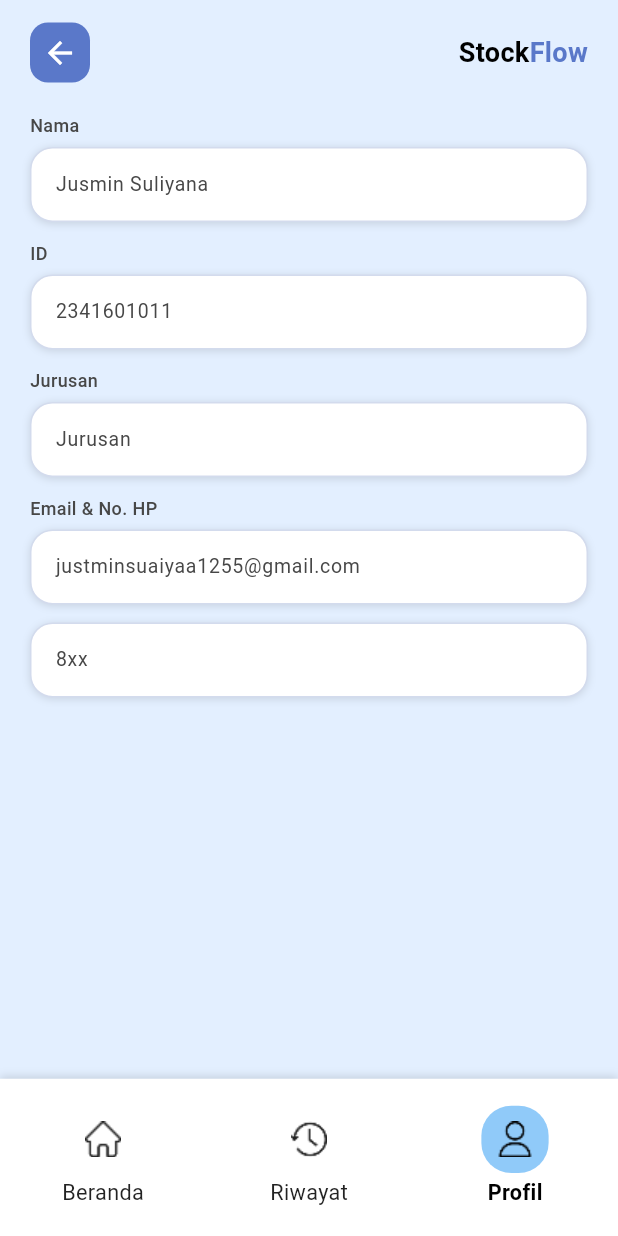
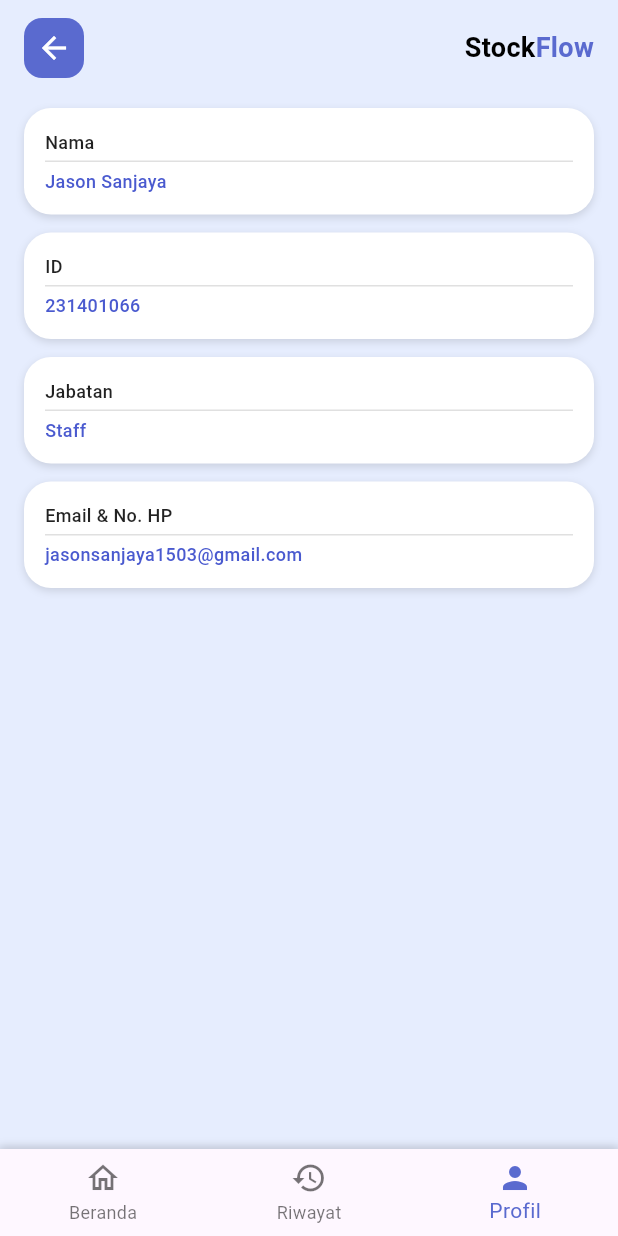
Before and after one commit to OrionZ12/StockFlow-tubes, a Flutter app: the AccountPage screen opened by its route, on a phone screen of 412 x 824 dp. Run offline on Flutter 3.47's test engine with Material 3 defaults, Android fonts, the phone set to English and light mode, and no system bars; our stand-ins replace firebase_auth, firebase_core, go_router, google_sign_in; accounts and stored records are empty; Roboto replaces fonts that are missing (RobotoSerif).

Commit message:
update akun jabatan

```diff
--- a/lib/screen/account_screen.dart
+++ b/lib/screen/account_screen.dart
@@ -1,70 +1,20 @@
 import 'package:flutter/material.dart';
 import 'package:go_router/go_router.dart';
-import '../widget/bottom_nav_bar.dart';
 
-class AccountPage extends StatefulWidget {
-  const AccountPage({super.key});
-
-  @override
-  State<AccountPage> createState() => _AccountPageState();
-}
-
-class _AccountPageState extends State<AccountPage> {
-  int _selectedIndex = 2;
-
-  final TextEditingController _nameController = TextEditingController(
-    text: 'Jusmin Suliyana',
-  );
-  final TextEditingController _idController = TextEditingController(
-    text: '2341601011',
-  );
-  final TextEditingController _departmentController = TextEditingController(
-    text: 'Jurusan',
-  );
-  final TextEditingController _phoneController = TextEditingController(
-    text: '8xx',
-  );
-  final TextEditingController _emailController = TextEditingController(
-    text: 'justminsuaiyaa1255@gmail.com',
-  );
-
-  void _onNavTap(int index) {
-    if (index == _selectedIndex) return;
-    setState(() => _selectedIndex = index);
-    switch (index) {
-      case 0:
-        context.go('/home');
-        break;
-      case 1:
-        context.go('/history');
-        break;
-      case 2:
-        context.go('/profile');
-        break;
-    }
-  }
-
-  @override
-  void dispose() {
-    _nameController.dispose();
-    _idController.dispose();
-    _departmentController.dispose();
-    _phoneController.dispose();
-    _emailController.dispose();
-    super.dispose();
-  }
+class AccountPage extends StatelessWidget {
+  const AccountPage({Key? key}) : super(key: key);
 
   @override
   Widget build(BuildContext context) {
     return Scaffold(
-      backgroundColor: const Color(0xffe3efff),
+      backgroundColor: const Color(0xFFE6EDFE),
       body: SafeArea(
         child: Padding(
-          padding: const EdgeInsets.symmetric(horizontal: 20, vertical: 15),
+          padding: const EdgeInsets.symmetric(horizontal: 16, vertical: 12),
           child: Column(
             crossAxisAlignment: CrossAxisAlignment.start,
             children: [
-              // Header: Back button + StockFlow title
+              // 🔙 tombol kembali + judul StockFlow
               Row(
                 children: [
                   GestureDetector(
@@ -72,7 +22,7 @@ class _AccountPageState extends State<AccountPage> {
                     child: Container(
                       padding: const EdgeInsets.all(8),
                       decoration: BoxDecoration(
-                        color: const Color(0xff5a78c9),
+                        color: const Color(0xFF5A6ACF),
                         borderRadius: BorderRadius.circular(12),
                       ),
                       child: const Icon(Icons.arrow_back, color: Colors.white),
@@ -84,37 +34,43 @@ class _AccountPageState extends State<AccountPage> {
                     style: TextStyle(
                         fontSize: 18,
                         fontWeight: FontWeight.bold,
-                      color: Color.fromARGB(255, 0, 0, 0),
-                    ),
+                        color: Colors.black),
                   ),
                   const Text(
                     "Flow",
                     style: TextStyle(
                         fontSize: 18,
                         fontWeight: FontWeight.bold,
-                      color: Color(0xff5a78c9),
-                    ),
+                        color: Color(0xFF5A6ACF)),
                   ),
                 ],
               ),
 
               const SizedBox(height: 20),
 
-              // Form fields
               Expanded(
                 child: SingleChildScrollView(
                   child: Column(
-                    crossAxisAlignment: CrossAxisAlignment.start,
-                    children: [
-                      _buildFormField("Nama", _nameController),
-                      const SizedBox(height: 12),
-                      _buildFormField("ID", _idController),
-                      const SizedBox(height: 12),
-                      _buildFormField("Jurusan", _departmentController),
-                      const SizedBox(height: 12),
-                      _buildFormField("Email & No. HP", _emailController),
-                      const SizedBox(height: 12),
-                      _buildFormField(null, _phoneController),
+                    children: const [
+                      AccountCard(
+                        label: "Nama",
+                        value: "Jason Sanjaya",
+                      ),
+                      SizedBox(height: 12),
+                      AccountCard(
+                        label: "ID",
+                        value: "231401066",
+                      ),
+                      SizedBox(height: 12),
+                      AccountCard(
+                        label: "Jabatan",
+                        value: "Staff",
+                      ),
+                      SizedBox(height: 12),
+                      AccountCard(
+                        label: "Email & No. HP",
+                        value: "jasonsanjaya1503@gmail.com",
+                      ),
                     ],
                   ),
                 ),
@@ -123,56 +79,100 @@ class _AccountPageState extends State<AccountPage> {
           ),
         ),
       ),
-      bottomNavigationBar: BottomNavBar(
-        currentIndex: _selectedIndex,
-        onTap: _onNavTap,
+
+      // 🔵 bottom navbar
+      bottomNavigationBar: Container(
+        decoration: const BoxDecoration(
+          color: Colors.white,
+          boxShadow: [
+            BoxShadow(
+              color: Colors.black12,
+              blurRadius: 4,
+              offset: Offset(0, -2),
+            ),
+          ],
+        ),
+        child: BottomNavigationBar(
+          currentIndex: 2,
+          selectedItemColor: const Color(0xFF5A6ACF),
+          unselectedItemColor: Colors.black54,
+          showUnselectedLabels: true,
+          onTap: (i) {
+            if (i == 0) context.go('/home');
+            if (i == 1) context.go('/history');
+            if (i == 2) context.go('/profile');
+          },
+          items: const [
+            BottomNavigationBarItem(
+              icon: Icon(Icons.home_outlined),
+              label: "Beranda",
+            ),
+            BottomNavigationBarItem(
+              icon: Icon(Icons.history),
+              label: "Riwayat",
+            ),
+            BottomNavigationBarItem(
+              icon: Icon(Icons.person),
+              label: "Profil",
+            )
+          ],
+        ),
       ),
     );
   }
+}
 
-  Widget _buildFormField(String? label, TextEditingController controller) {
-    return Column(
-      crossAxisAlignment: CrossAxisAlignment.start,
-      children: [
-        if (label != null) ...[
-          Text(
-            label,
-            style: const TextStyle(
-              fontSize: 12,
-              fontWeight: FontWeight.w500,
-              color: Color(0xff474747),
-            ),
-          ),
-          const SizedBox(height: 6),
-        ],
-        Container(
+class AccountCard extends StatelessWidget {
+  final String label;
+  final String value;
+
+  const AccountCard({
+    Key? key,
+    required this.label,
+    required this.value,
+  }) : super(key: key);
+
+  @override
+  Widget build(BuildContext context) {
+    return Container(
+      padding: const EdgeInsets.symmetric(horizontal: 14, vertical: 14),
       decoration: BoxDecoration(
         color: Colors.white,
-            borderRadius: BorderRadius.circular(15),
-            border: Border.all(color: const Color(0xffd3dbed), width: 1),
+        borderRadius: BorderRadius.circular(18),
         boxShadow: const [
           BoxShadow(
             color: Colors.black12,
             blurRadius: 4,
-                offset: Offset(0, 1),
+            offset: Offset(0, 2),
+          )
+        ],
+      ),
+      child: Column(
+        crossAxisAlignment: CrossAxisAlignment.start,
+        children: [
+          Text(label,
+              style: const TextStyle(
+                fontSize: 12,
+                fontWeight: FontWeight.w500,
+                color: Colors.black87,
+              )),
+          const SizedBox(height: 4),
+          Container(
+            height: 1,
+            width: double.infinity,
+            color: Colors.grey.shade300,
+          ),
+          const SizedBox(height: 4),
+          Text(
+            value,
+            style: const TextStyle(
+              fontSize: 12,
+              color: Color(0xFF4A5ACF),
+              fontWeight: FontWeight.w500,
+            ),
           ),
         ],
       ),
-          child: TextField(
-            controller: controller,
-            readOnly: true,
-            decoration: const InputDecoration(
-              contentPadding: EdgeInsets.symmetric(
-                horizontal: 16,
-                vertical: 12,
-              ),
-              border: InputBorder.none,
-              hintStyle: TextStyle(fontSize: 13, color: Color(0xff929292)),
-            ),
-            style: const TextStyle(fontSize: 13, color: Color(0xff474747)),
-          ),
-        ),
-      ],
     );
   }
 }
```
Also changed, not shown: lib/config/routes.dart (+5 -5 lines), 1 other file. Lines whose indentation alone changed are shown as unchanged.
